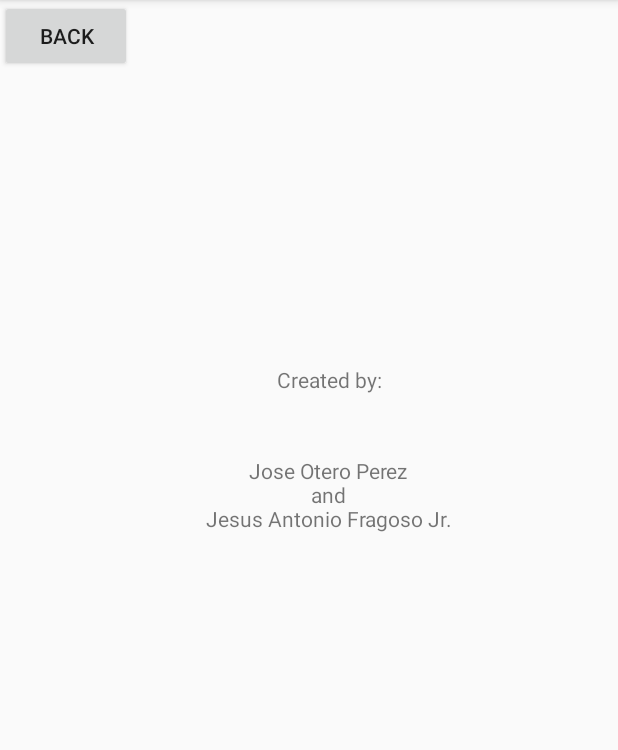
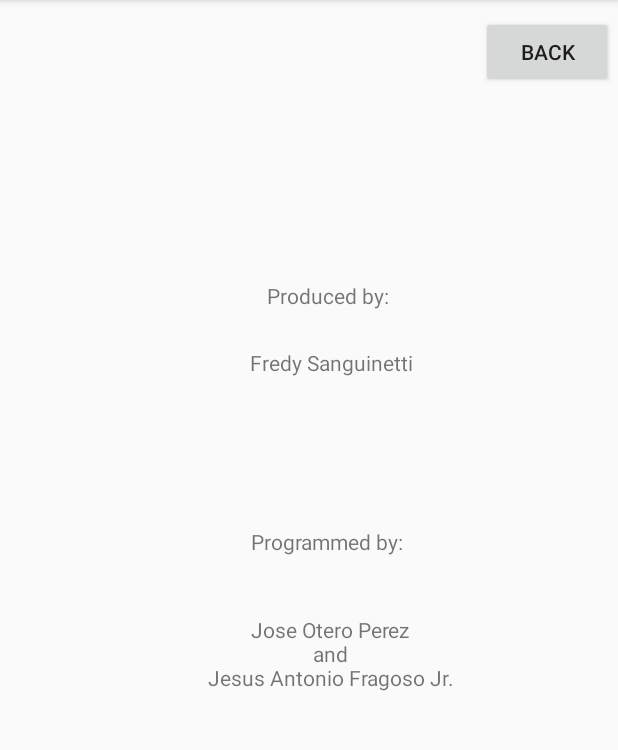
Before and after one commit to GDMSProduction/GetQuiz, an Android app: the CreditsScreen screen opened directly, with no data from a screen before it, on a phone screen of 412 x 824 dp, the part 84-834 px from its top. Run offline under Robolectric (Android 15) with nearby library versions, the phone set to English and light mode, and no system bars.

Commit message:
Edit Credits

```diff
--- a/TriviaGame/app/src/main/res/layout/activity_credits_screen.xml
+++ b/TriviaGame/app/src/main/res/layout/activity_credits_screen.xml
@@ -7,35 +7,64 @@
     tools:context="fullsailclass.triviagame.CreditsScreen">
 
     <TextView
-        android:id="@+id/CreatedByText"
+        android:id="@+id/ProgrammedByText"
         android:layout_width="wrap_content"
         android:layout_height="wrap_content"
-        android:text="Created by:"
+        android:text="Programmed by:"
+        app:layout_constraintBottom_toBottomOf="parent"
+        app:layout_constraintHorizontal_bias="0.54"
+        app:layout_constraintLeft_toLeftOf="parent"
+        app:layout_constraintRight_toRightOf="parent"
+        app:layout_constraintTop_toTopOf="parent"
+        app:layout_constraintVertical_bias="0.469" />
+
+    <TextView
+        android:id="@+id/ProgramNamesText"
+        android:layout_width="wrap_content"
+        android:layout_height="wrap_content"
+        android:text="Jose Otero Perez\nand\nJesus Antonio Fragoso Jr."
+        android:textAlignment="center"
+        app:layout_constraintBottom_toBottomOf="parent"
+        app:layout_constraintHorizontal_bias="0.556"
+        app:layout_constraintLeft_toLeftOf="parent"
+        app:layout_constraintRight_toRightOf="parent"
+        app:layout_constraintTop_toTopOf="parent"
+        app:layout_constraintVertical_bias="0.572" />
+
+    <TextView
+        android:id="@+id/ProducedByText"
+        android:layout_width="wrap_content"
+        android:layout_height="wrap_content"
+        android:text="Produced by:"
         app:layout_constraintBottom_toBottomOf="parent"
         app:layout_constraintHorizontal_bias="0.539"
         app:layout_constraintLeft_toLeftOf="parent"
         app:layout_constraintRight_toRightOf="parent"
         app:layout_constraintTop_toTopOf="parent"
-        app:layout_constraintVertical_bias="0.325" />
+        app:layout_constraintVertical_bias="0.25" />
 
     <TextView
-        android:id="@+id/NamesText"
+        android:id="@+id/ProducedNamesText"
         android:layout_width="wrap_content"
         android:layout_height="wrap_content"
-        android:text="Jose Otero Perez\nand\nJesus Antonio Fragoso Jr."
+        android:text="Fredy Sanguinetti"
         android:textAlignment="center"
         app:layout_constraintBottom_toBottomOf="parent"
-        app:layout_constraintHorizontal_bias="0.552"
+        app:layout_constraintHorizontal_bias="0.55"
         app:layout_constraintLeft_toLeftOf="parent"
         app:layout_constraintRight_toRightOf="parent"
         app:layout_constraintTop_toTopOf="parent"
-        app:layout_constraintVertical_bias="0.424" />
+        app:layout_constraintVertical_bias="0.31" />
 
     <Button
         android:id="@+id/CreditsBackBTN"
         android:layout_width="wrap_content"
         android:layout_height="wrap_content"
         android:text="Back"
-        tools:layout_editor_absoluteX="278dp"
-        tools:layout_editor_absoluteY="16dp" />
+        app:layout_constraintBottom_toBottomOf="parent"
+        app:layout_constraintHorizontal_bias="0.989"
+        app:layout_constraintLeft_toLeftOf="parent"
+        app:layout_constraintRight_toRightOf="parent"
+        app:layout_constraintTop_toTopOf="parent"
+        app:layout_constraintVertical_bias="0.015" />
 </android.support.constraint.ConstraintLayout>
```
